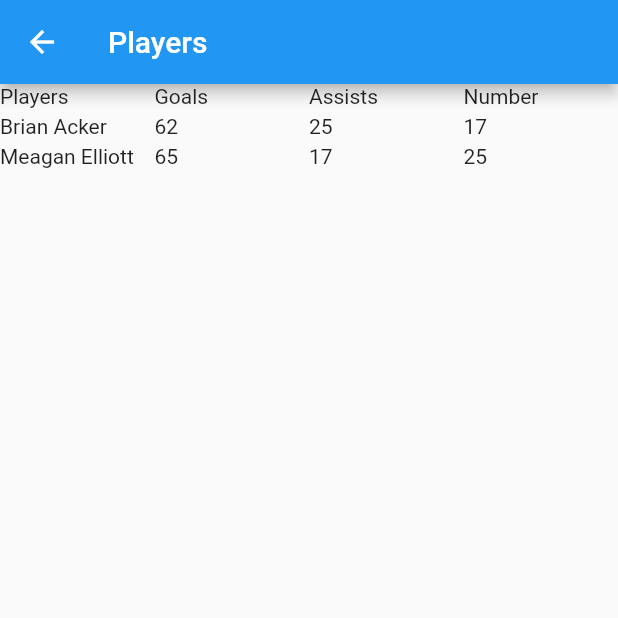
After one commit to backer/oystars-flutter, a Flutter app: the PlayersScreen screen opened directly, on a phone screen of 412 x 824 dp, the top half of it. The commit adds this screen. Run offline on Flutter 3.47's test engine with Material 2 defaults, Android fonts, the phone set to English and light mode, and no system bars.

Commit message:
convert player screen to proper stats table with locked headers
I DID IT! FIRST TRY! TIME FOR JOY! PRAISE THE COMMIT MESSAGE!

create new statistics_column widget which is essentially what I
had the statistics_row set up as but as a column - locked top
row with vertically scrollable content underneath.

convert statistics_row to statistics_table which is essentially
a statisticss_row (locked first column, horizontally scrolling content
after) of statistics columns.

Add a function to split/convert the row data passed into the table
into columns.

With this structure and this data, I now have a working table where
the top row and first column are locked and the remaining data scrolls
together.

I need to add more rows to test that the data scrolls vertically as
well but currently the horizontal scrolling is working perfectly.

Also need to make a cleaner UI of course for each stats item

```diff
--- a/lib/constants/dimens.dart
+++ b/lib/constants/dimens.dart
@@ -1 +1,3 @@
 const double statisticsItemHeight = 20;
+const double statisticsItemVerticalSpacing = 10;
+const double statisticsItemHorizontalSpacing = 10;
--- a/lib/routes/players.dart
+++ b/lib/routes/players.dart
@@ -1,6 +1,6 @@
 import 'package:flutter/material.dart';
 import 'package:oystars_flutter_app/constants/strings.dart';
-import 'package:oystars_flutter_app/widgets/statistics_row.dart';
+import 'package:oystars_flutter_app/widgets/statistics_table.dart';
 
 class PlayersScreen extends StatelessWidget {
   const PlayersScreen({Key? key}) : super(key: key);
@@ -15,7 +15,11 @@ class PlayersScreen extends StatelessWidget {
       'Seasons Played'
     ];
     var testValues = ['Brian Acker', 62, 25, 17, 10];
+    var testValues2 = ['Meagan Elliott', 65, 17, 25, 7];
 
+    var valuesList = [testValues, testValues2];
+
+    var screenWidth = MediaQuery.of(context).size.width;
     var screenHeight = MediaQuery.of(context).size.height;
 
     return Scaffold(
@@ -24,20 +28,11 @@ class PlayersScreen extends StatelessWidget {
       ),
       body: Container(
           height: screenHeight,
-          child: SingleChildScrollView(
-              scrollDirection: Axis.vertical,
-              child: Column(
-                children: [
-                  StatisticsRow(
-                    values: testHeaders,
-                    isHeaderRow: true,
-                  ),
-                  StatisticsRow(
-                    values: testValues,
-                    isHeaderRow: false,
-                  )
-                ],
-              ))),
+          width: screenWidth,
+          child: StatisticsTable(
+            headers: testHeaders,
+            values: valuesList,
+          )),
     );
   }
 }
--- a/lib/widgets/statistics_row.dart
+++ b/lib/widgets/statistics_column.dart
@@ -1,16 +1,12 @@
 import 'package:flutter/material.dart';
 import 'package:oystars_flutter_app/constants/dimens.dart';
 
-class StatisticsRow extends StatelessWidget {
-  const StatisticsRow(
-      {Key? key,
-      this.isHeaderRow = false,
-      this.lockFirstColumn = true,
-      required this.values})
+class StatisticsColumn extends StatelessWidget {
+  const StatisticsColumn(
+      {Key? key, this.lockFirstRow = true, required this.values})
       : super(key: key);
 
-  final bool isHeaderRow;
-  final bool lockFirstColumn;
+  final bool lockFirstRow;
   final List values;
 
   @override
@@ -18,25 +14,31 @@ class StatisticsRow extends StatelessWidget {
     var firstValue = values.removeAt(0);
 
     var screenWidth = MediaQuery.of(context).size.width;
+    var screenHeight = MediaQuery.of(context).size.height;
     var columnWidth = screenWidth * 0.25;
-    var listViewWidth = screenWidth * 0.75;
+    var listViewHeight = screenHeight - statisticsItemHeight;
 
     return Container(
-        width: screenWidth,
-        height: statisticsItemHeight,
+        width: columnWidth,
+        height: screenHeight,
         child: SingleChildScrollView(
-          scrollDirection: Axis.horizontal,
-          physics: lockFirstColumn
+          scrollDirection: Axis.vertical,
+          physics: lockFirstRow
               ? const NeverScrollableScrollPhysics()
               : const AlwaysScrollableScrollPhysics(),
-          child: Row(children: [
-            Container(width: columnWidth, child: Text(firstValue.toString())),
+          child: Column(children: [
             Container(
-                width: listViewWidth,
+                width: columnWidth,
+                height: statisticsItemHeight,
+                child: Text(firstValue.toString())),
+            Container(
+                width: columnWidth,
+                height: listViewHeight,
                 child: ListView.builder(
-                    scrollDirection: Axis.horizontal,
+                    scrollDirection: Axis.vertical,
                     itemCount: values.length,
-                    padding: const EdgeInsets.only(right: 10),
+                    padding: const EdgeInsets.only(
+                        bottom: statisticsItemVerticalSpacing),
                     itemBuilder: (context, index) {
                       return Container(
                           width: columnWidth,
--- /dev/null
+++ b/lib/widgets/statistics_table.dart
@@ -0,0 +1,70 @@
+import 'package:flutter/material.dart';
+import 'package:oystars_flutter_app/constants/dimens.dart';
+import 'package:oystars_flutter_app/widgets/statistics_column.dart';
+
+class StatisticsTable extends StatelessWidget {
+  const StatisticsTable(
+      {Key? key,
+      this.lockFirstColumn = true,
+      required this.headers,
+      required this.values})
+      : super(key: key);
+
+  final bool lockFirstColumn;
+  final List headers;
+  final List<List> values;
+
+  @override
+  Widget build(BuildContext context) {
+    List<List> columns = getColumnsData();
+    var firstColumn = columns.removeAt(0);
+
+    var screenWidth = MediaQuery.of(context).size.width;
+    var columnWidth = screenWidth * 0.25;
+    var listViewWidth = screenWidth * 0.75;
+
+    return Container(
+        width: screenWidth,
+        height: statisticsItemHeight,
+        child: SingleChildScrollView(
+          scrollDirection: Axis.horizontal,
+          physics: lockFirstColumn
+              ? const NeverScrollableScrollPhysics()
+              : const AlwaysScrollableScrollPhysics(),
+          child: Row(children: [
+            Container(
+                width: columnWidth,
+                child: StatisticsColumn(
+                  values: firstColumn,
+                )),
+            Container(
+                width: listViewWidth,
+                child: ListView.builder(
+                    scrollDirection: Axis.horizontal,
+                    itemCount: columns.length,
+                    itemBuilder: (context, index) {
+                      return Container(
+                          width: columnWidth,
+                          child: StatisticsColumn(
+                            values: columns[index],
+                          ));
+                    }))
+          ]),
+        ));
+  }
+
+  getColumnsData() {
+    var numColumns = headers.length;
+    List<List> columns = [];
+    for (var i = 0; i < numColumns; i++) {
+      List column = [];
+      column.add(headers[i]);
+      for (var element in values) {
+        column.add(element[i]);
+      }
+      columns.add(column);
+    }
+
+    return columns;
+  }
+}
```
